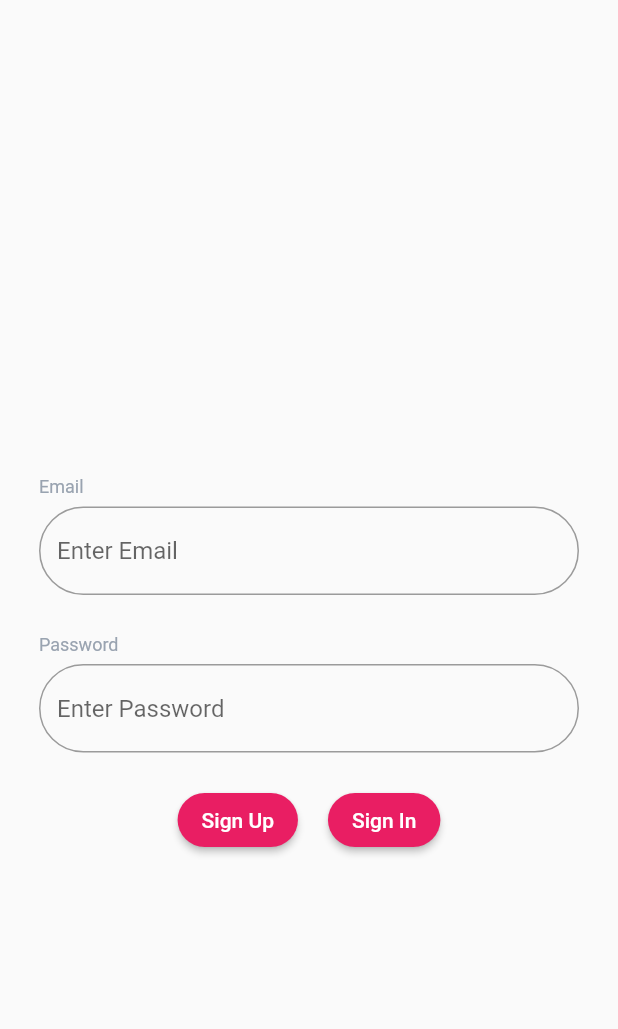
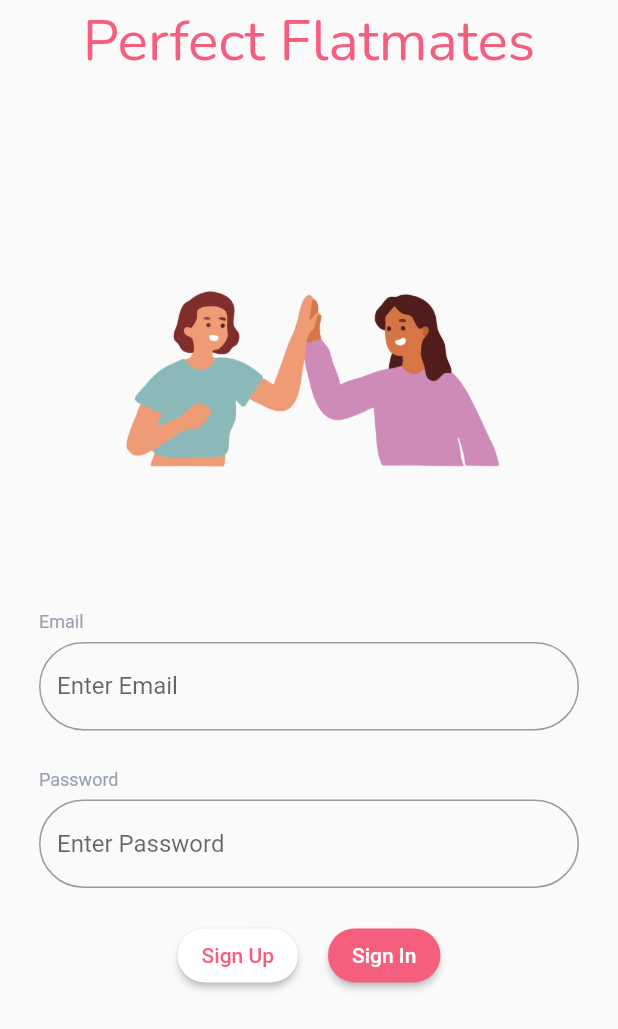
Before and after one commit to aniansh19019/perfect_flatmate, a Flutter app: the screen it shows after launch, on a phone screen of 412 x 824 dp. Shown: the top 1029 px of the screen. Run offline on Flutter 3.47's test engine with Material 2 defaults, Android fonts, the light colour scheme and no system bars; our stand-ins replace cached_network_image, cloud_firestore, csc_picker, file_picker, firebase_auth, firebase_core and 4 more; accounts and stored records are empty; generated files the repository leaves out were written again.

Commit message:
Minor tweaks

```diff
--- a/lib/main.dart
+++ b/lib/main.dart
@@ -57,6 +57,7 @@ class MyApp extends StatelessWidget {
           labelColor: CustomTheme.primaryPink,
           unselectedLabelColor: Colors.grey,
         ),
+
         // This is the theme of your application.
         //
         // Try running your application with "flutter run". You'll see the
@@ -66,7 +67,7 @@ class MyApp extends StatelessWidget {
         // or simply save your changes to "hot reload" in a Flutter IDE).
         // Notice that the counter didn't reset back to zero; the application
         // is not restarted.
-        primarySwatch: Colors.pink,
+        primarySwatch: Palette.kToDark,
       ),
       initialRoute: "/",
       routes: {
--- a/lib/pages/login.dart
+++ b/lib/pages/login.dart
@@ -62,6 +62,9 @@ class _LoginState extends State<Login>
 
 
     return Scaffold(
+      appBar: AppBar(
+        title: Center(child: Text("Perfect Flatmates")),
+      ),
 
       body: SafeArea(
         child: Center(
@@ -71,8 +74,15 @@ class _LoginState extends State<Login>
               mainAxisAlignment: MainAxisAlignment.center,
               crossAxisAlignment: CrossAxisAlignment.center,
               children: [
-                Spacer(flex: 4),
+
+                Spacer(flex: 2),
                 // Text("We Event Check In Admin"),
+                Expanded(
+                  flex: 6,
+                  child: Image.asset("assets/logo.png",
+                      scale: 1
+                    ),
+                ),
 
                 // Spacer(),
                 Spacer(),
@@ -91,11 +101,18 @@ class _LoginState extends State<Login>
                       mainAxisAlignment: MainAxisAlignment.center,
                       children: [
                         ElevatedButton(
+                          style: ButtonStyle(
+                            backgroundColor: MaterialStateProperty.all(Colors.white)
+                          ),
                           onPressed: ()
                           {
                             onSignUpFormSubmit("");
                           },
-                          child: Text("Sign Up")
+                          child: Text("Sign Up",
+                          style: TextStyle(
+                            color: Palette.kToDark
+                            ),
+                          )
                           ),
                           SizedBox(width: 20,),
 
--- a/lib/util/theme.dart
+++ b/lib/util/theme.dart
@@ -31,3 +31,24 @@ class CustomTheme
     color: Colors.red
   );
 }
+
+
+//palette.dart
+
+class Palette {
+  static const MaterialColor kToDark = const MaterialColor(
+    0xFFF65E7E, // 0% comes in here, this will be color picked if no shade is selected when defining a Color property which doesn’t require a swatch.
+    const <int, Color>{
+      50: const Color(0xfffa9eb2 ),//10%
+      100: const Color(0xfff98ea5),//20%
+      200: const Color(0xfff87e98),//30%
+      300: const Color(0xfff76e8b),//40%
+      400: const Color(0xfff65e7e),//50%
+      500: const Color(0xffdd5571),//60%
+      600: const Color(0xffc54b65),//70%
+      700: const Color(0xffac4258),//80%
+      800: const Color(0xff94384c),//90%
+      900: const Color(0xff7b2f3f),//100%
+    },
+  );
+} // you can def
--- a/lib/widgets/forms.dart
+++ b/lib/widgets/forms.dart
@@ -78,6 +78,7 @@ class _EasyFormFieldState extends State<EasyFormField>
       labelDisabled: widget.labelDisabled,
       label: widget.label,
       child: TextFormField(
+
         keyboardType: (widget.label == "Email")?TextInputType.emailAddress:TextInputType.text,
         autovalidateMode: AutovalidateMode.disabled,
         onFieldSubmitted: enterAction,
@@ -88,6 +89,7 @@ class _EasyFormFieldState extends State<EasyFormField>
         decoration: InputDecoration(
           hintText: "Enter ${widget.label}",
           border:OutlineInputBorder(
+
             borderRadius: BorderRadius.circular(30),
             // borderSide: BorderSide.none,
           ),
```
Also changed, not shown: assets/logo.png.
